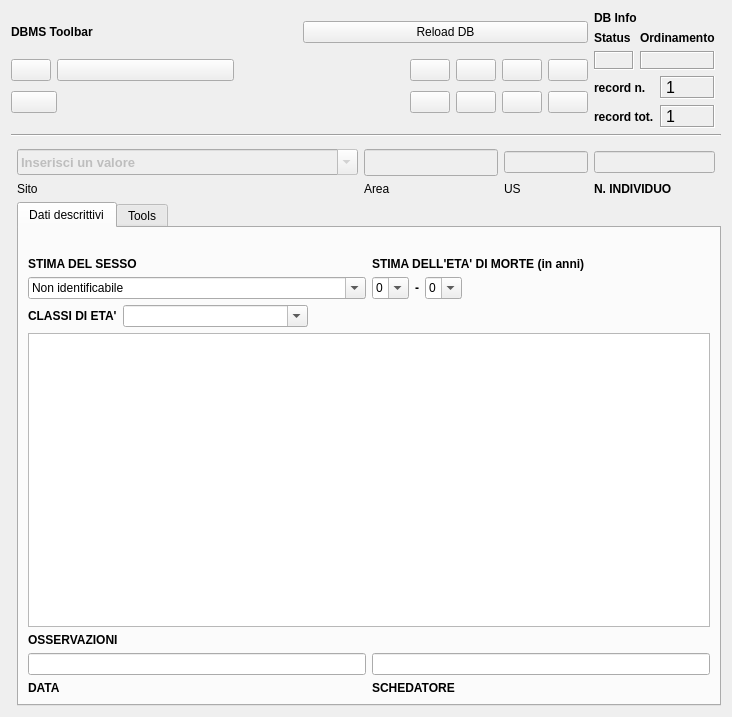
Qt form pyarchinit_dev20130710/modules/gui/pyarchinit_schedaind_ui.ui (pyarchinit/pyarchinit_218) before a commit.
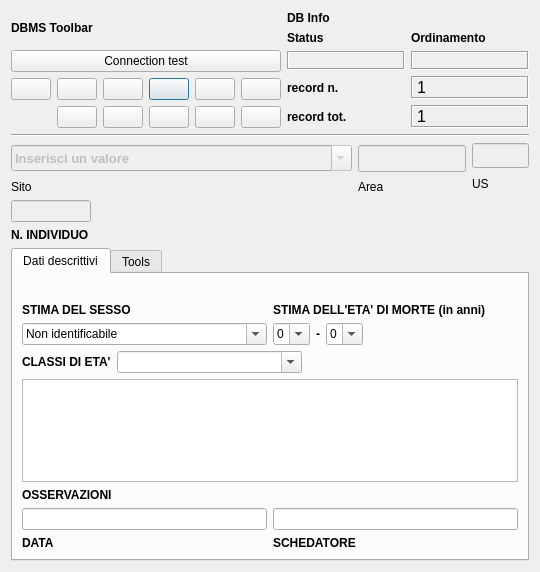
The same form after that commit. Icons and pictures are not drawn.

Commit message:
modificata la sezione pulsanti della toolbar
modificata la sezione pulsanti della toolbar per tutte le gui

What changed in the file:
```diff
--- a/pyarchinit_dev20130710/modules/gui/pyarchinit_schedaind_ui.ui
+++ b/pyarchinit_dev20130710/modules/gui/pyarchinit_schedaind_ui.ui
@@ -6,8 +6,8 @@
    <rect>
     <x>0</x>
     <y>0</y>
-    <width>732</width>
-    <height>717</height>
+    <width>540</width>
+    <height>572</height>
    </rect>
   </property>
   <property name="minimumSize">
@@ -24,74 +24,22 @@
     <normaloff>:/images/iconPAI.png</normaloff>:/images/iconPAI.png</iconset>
   </property>
   <layout class="QGridLayout" name="gridLayout_6">
-   <item row="4" column="4">
-    <widget class="Line" name="line_6">
-     <property name="orientation">
-      <enum>Qt::Vertical</enum>
-     </property>
-    </widget>
-   </item>
-   <item row="1" column="0" rowspan="3" colspan="6">
-    <widget class="Line" name="line_8">
+   <item row="0" column="0" colspan="3">
+    <layout class="QGridLayout" name="gridLayout_2">
+     <item row="0" column="0">
+      <widget class="QLabel" name="label_29">
      <property name="font">
       <font>
        <weight>75</weight>
        <bold>true</bold>
       </font>
      </property>
-     <property name="orientation">
-      <enum>Qt::Horizontal</enum>
-     </property>
-    </widget>
-   </item>
-   <item row="6" column="1">
-    <widget class="QLabel" name="label">
      <property name="text">
-      <string>Sito </string>
+        <string>DBMS Toolbar</string>
      </property>
     </widget>
    </item>
-   <item row="5" column="2">
-    <widget class="QLineEdit" name="lineEdit_area">
-     <property name="enabled">
-      <bool>false</bool>
-     </property>
-     <property name="minimumSize">
-      <size>
-       <width>61</width>
-       <height>21</height>
-      </size>
-     </property>
-     <property name="font">
-      <font>
-       <pointsize>12</pointsize>
-       <weight>75</weight>
-       <bold>true</bold>
-      </font>
-     </property>
-    </widget>
-   </item>
-   <item row="5" column="4">
-    <widget class="QLineEdit" name="lineEdit_individuo">
-     <property name="enabled">
-      <bool>false</bool>
-     </property>
-    </widget>
-   </item>
-   <item row="6" column="4">
-    <widget class="QLabel" name="label_19">
-     <property name="font">
-      <font>
-       <weight>75</weight>
-       <bold>true</bold>
-      </font>
-     </property>
-     <property name="text">
-      <string>N. INDIVIDUO</string>
-     </property>
-    </widget>
-   </item>
-   <item row="0" column="4">
+     <item row="0" column="1" rowspan="3">
     <layout class="QGridLayout" name="gridLayout_5">
      <item row="0" column="0">
       <widget class="QLabel" name="label_42">
@@ -319,7 +267,237 @@
      </item>
     </layout>
    </item>
-   <item row="5" column="1">
+     <item row="2" column="0">
+      <layout class="QGridLayout" name="gridLayout">
+       <item row="0" column="5">
+        <widget class="QPushButton" name="pushButton_last_rec">
+         <property name="toolTip">
+          <string>Last rec</string>
+         </property>
+         <property name="text">
+          <string/>
+         </property>
+         <property name="icon">
+          <iconset resource="resources.qrc">
+           <normaloff>:/images/7_rightArrows.png</normaloff>:/images/7_rightArrows.png</iconset>
+         </property>
+        </widget>
+       </item>
+       <item row="0" column="6">
+        <widget class="QPushButton" name="pushButton_new_rec">
+         <property name="font">
+          <font>
+           <pointsize>9</pointsize>
+          </font>
+         </property>
+         <property name="toolTip">
+          <string>New record</string>
+         </property>
+         <property name="text">
+          <string/>
+         </property>
+         <property name="icon">
+          <iconset resource="resources.qrc">
+           <normaloff>:/images/newrec.png</normaloff>:/images/newrec.png</iconset>
+         </property>
+        </widget>
+       </item>
+       <item row="0" column="7">
+        <widget class="QPushButton" name="pushButton_save">
+         <property name="font">
+          <font>
+           <pointsize>9</pointsize>
+          </font>
+         </property>
+         <property name="toolTip">
+          <string>Save</string>
+         </property>
+         <property name="text">
+          <string/>
+         </property>
+         <property name="icon">
+          <iconset resource="resources.qrc">
+           <normaloff>:/images/b_save.png</normaloff>:/images/b_save.png</iconset>
+         </property>
+         <property name="autoDefault">
+          <bool>false</bool>
+         </property>
+        </widget>
+       </item>
+       <item row="1" column="4">
+        <widget class="QPushButton" name="pushButton_new_search">
+         <property name="font">
+          <font>
+           <pointsize>9</pointsize>
+          </font>
+         </property>
+         <property name="toolTip">
+          <string>new search</string>
+         </property>
+         <property name="text">
+          <string/>
+         </property>
+         <property name="icon">
+          <iconset resource="resources.qrc">
+           <normaloff>:/images/new_search.png</normaloff>:/images/new_search.png</iconset>
+         </property>
+        </widget>
+       </item>
+       <item row="1" column="5">
+        <widget class="QPushButton" name="pushButton_search_go">
+         <property name="font">
+          <font>
+           <pointsize>9</pointsize>
+          </font>
+         </property>
+         <property name="toolTip">
+          <string>search !!!</string>
+         </property>
+         <property name="text">
+          <string/>
+         </property>
+         <property name="icon">
+          <iconset resource="resources.qrc">
+           <normaloff>:/images/search.png</normaloff>:/images/search.png</iconset>
+         </property>
+        </widget>
+       </item>
+       <item row="1" column="6">
+        <widget class="QPushButton" name="pushButton_sort">
+         <property name="font">
+          <font>
+           <pointsize>9</pointsize>
+          </font>
+         </property>
+         <property name="toolTip">
+          <string>Order by</string>
+         </property>
+         <property name="text">
+          <string/>
+         </property>
+         <property name="icon">
+          <iconset resource="resources.qrc">
+           <normaloff>:/images/sort.png</normaloff>:/images/sort.png</iconset>
+         </property>
+        </widget>
+       </item>
+       <item row="1" column="7">
+        <widget class="QPushButton" name="pushButton_view_all">
+         <property name="font">
+          <font>
+           <pointsize>9</pointsize>
+          </font>
+         </property>
+         <property name="toolTip">
+          <string>View alls records</string>
+         </property>
+         <property name="text">
+          <string/>
+         </property>
+         <property name="icon">
+          <iconset resource="resources.qrc">
+           <normaloff>:/images/view_all.png</normaloff>:/images/view_all.png</iconset>
+         </property>
+        </widget>
+       </item>
+       <item row="0" column="4">
+        <widget class="QPushButton" name="pushButton_next_rec">
+         <property name="toolTip">
+          <string>Next rec</string>
+         </property>
+         <property name="text">
+          <string/>
+         </property>
+         <property name="icon">
+          <iconset resource="resources.qrc">
+           <normaloff>:/images/6_rightArrow.png</normaloff>:/images/6_rightArrow.png</iconset>
+         </property>
+        </widget>
+       </item>
+       <item row="0" column="3">
+        <widget class="QPushButton" name="pushButton_prev_rec">
+         <property name="maximumSize">
+          <size>
+           <width>75</width>
+           <height>16777215</height>
+          </size>
+         </property>
+         <property name="toolTip">
+          <string>Prev rec</string>
+         </property>
+         <property name="text">
+          <string/>
+         </property>
+         <property name="icon">
+          <iconset resource="resources.qrc">
+           <normaloff>:/images/4_leftArrow.png</normaloff>:/images/4_leftArrow.png</iconset>
+         </property>
+        </widget>
+       </item>
+       <item row="0" column="2">
+        <widget class="QPushButton" name="pushButton_first_rec">
+         <property name="toolTip">
+          <string>First rec</string>
+         </property>
+         <property name="text">
+          <string/>
+         </property>
+         <property name="icon">
+          <iconset resource="resources.qrc">
+           <normaloff>:/images/5_leftArrows.png</normaloff>:/images/5_leftArrows.png</iconset>
+         </property>
+        </widget>
+       </item>
+       <item row="1" column="3">
+        <widget class="QPushButton" name="pushButton_delete">
+         <property name="maximumSize">
+          <size>
+           <width>75</width>
+           <height>16777215</height>
+          </size>
+         </property>
+         <property name="font">
+          <font>
+           <pointsize>9</pointsize>
+          </font>
+         </property>
+         <property name="toolTip">
+          <string>Delete record</string>
+         </property>
+         <property name="text">
+          <string/>
+         </property>
+         <property name="icon">
+          <iconset resource="resources.qrc">
+           <normaloff>:/images/delete.png</normaloff>:/images/delete.png</iconset>
+         </property>
+        </widget>
+       </item>
+      </layout>
+     </item>
+     <item row="1" column="0">
+      <widget class="QPushButton" name="pushButton_connect">
+       <property name="text">
+        <string>Connection test</string>
+       </property>
+      </widget>
+     </item>
+    </layout>
+   </item>
+   <item row="1" column="0" colspan="3">
+    <widget class="Line" name="line_8">
+     <property name="font">
+      <font>
+       <weight>75</weight>
+       <bold>true</bold>
+      </font>
+     </property>
+     <property name="orientation">
+      <enum>Qt::Horizontal</enum>
+     </property>
+    </widget>
+   </item>
+   <item row="2" column="0" rowspan="2">
     <widget class="QComboBox" name="comboBox_sito">
      <property name="enabled">
       <bool>false</bool>
@@ -356,28 +534,41 @@
      </item>
     </widget>
    </item>
-   <item row="5" column="3">
-    <widget class="QLineEdit" name="lineEdit_us">
-     <property name="enabled">
-      <bool>false</bool>
-     </property>
-    </widget>
-   </item>
-   <item row="6" column="3">
+   <item row="3" column="2" rowspan="2">
     <widget class="QLabel" name="label_3">
      <property name="text">
       <string>US</string>
      </property>
     </widget>
    </item>
-   <item row="6" column="2">
+   <item row="4" column="0">
+    <widget class="QLabel" name="label">
+     <property name="text">
+      <string>Sito </string>
+     </property>
+    </widget>
+   </item>
+   <item row="4" column="1">
     <widget class="QLabel" name="label_2">
      <property name="text">
       <string>Area</string>
      </property>
     </widget>
    </item>
-   <item row="7" column="1" colspan="5">
+   <item row="6" column="0">
+    <widget class="QLabel" name="label_19">
+     <property name="font">
+      <font>
+       <weight>75</weight>
+       <bold>true</bold>
+      </font>
+     </property>
+     <property name="text">
+      <string>N. INDIVIDUO</string>
+     </property>
+    </widget>
+   </item>
+   <item row="7" column="0" colspan="3">
     <widget class="QTabWidget" name="tabWidget">
      <property name="enabled">
       <bool>true</bool>
@@ -980,251 +1171,51 @@
      </widget>
     </widget>
    </item>
-   <item row="0" column="0" colspan="4">
-    <layout class="QGridLayout" name="gridLayout_2">
-     <item row="0" column="1">
-      <widget class="QPushButton" name="pushButton_connect">
-       <property name="text">
-        <string>Reload DB</string>
-       </property>
-      </widget>
-     </item>
-     <item row="1" column="0" colspan="2">
-      <layout class="QGridLayout" name="gridLayout">
-       <item row="0" column="0">
-        <widget class="QPushButton" name="pushButton_first_rec">
-         <property name="toolTip">
-          <string>First rec</string>
-         </property>
-         <property name="text">
-          <string/>
-         </property>
-         <property name="icon">
-          <iconset resource="resources.qrc">
-           <normaloff>:/images/5_leftArrows.png</normaloff>:/images/5_leftArrows.png</iconset>
-         </property>
-        </widget>
-       </item>
-       <item row="0" column="1" colspan="2">
-        <widget class="QPushButton" name="pushButton_prev_rec">
-         <property name="toolTip">
-          <string>Prev rec</string>
-         </property>
-         <property name="text">
-          <string/>
-         </property>
-         <property name="icon">
-          <iconset resource="resources.qrc">
-           <normaloff>:/images/4_leftArrow.png</normaloff>:/images/4_leftArrow.png</iconset>
-         </property>
-        </widget>
-       </item>
-       <item row="0" column="4">
-        <widget class="QPushButton" name="pushButton_next_rec">
-         <property name="toolTip">
-          <string>Next rec</string>
-         </property>
-         <property name="text">
-          <string/>
-         </property>
-         <property name="icon">
-          <iconset resource="resources.qrc">
-           <normaloff>:/images/6_rightArrow.png</normaloff>:/images/6_rightArrow.png</iconset>
-         </property>
-        </widget>
-       </item>
-       <item row="0" column="5">
-        <widget class="QPushButton" name="pushButton_last_rec">
-         <property name="toolTip">
-          <string>Last rec</string>
-         </property>
-         <property name="text">
-          <string/>
-         </property>
-         <property name="icon">
-          <iconset resource="resources.qrc">
-           <normaloff>:/images/7_rightArrows.png</normaloff>:/images/7_rightArrows.png</iconset>
-         </property>
-        </widget>
-       </item>
-       <item row="0" column="6">
-        <widget class="QPushButton" name="pushButton_new_rec">
-         <property name="font">
-          <font>
-           <pointsize>9</pointsize>
-          </font>
-         </property>
-         <property name="toolTip">
-          <string>New record</string>
-         </property>
-         <property name="text">
-          <string/>
-         </property>
-         <property name="icon">
-          <iconset resource="resources.qrc">
-           <normaloff>:/images/newrec.png</normaloff>:/images/newrec.png</iconset>
-         </property>
-        </widget>
-       </item>
-       <item row="0" column="7">
-        <widget class="QPushButton" name="pushButton_save">
-         <property name="font">
-          <font>
-           <pointsize>9</pointsize>
-          </font>
-         </property>
-         <property name="toolTip">
-          <string>Save</string>
-         </property>
-         <property name="text">
-          <string/>
-         </property>
-         <property name="icon">
-          <iconset resource="resources.qrc">
-           <normaloff>:/images/b_save.png</normaloff>:/images/b_save.png</iconset>
-         </property>
-         <property name="autoDefault">
+   <item row="2" column="1" rowspan="2">
+    <widget class="QLineEdit" name="lineEdit_area">
+     <property name="enabled">
           <bool>false</bool>
          </property>
-        </widget>
-       </item>
-       <item row="1" column="0" colspan="2">
-        <widget class="QPushButton" name="pushButton_delete">
-         <property name="font">
-          <font>
-           <pointsize>9</pointsize>
-          </font>
-         </property>
-         <property name="toolTip">
-          <string>Delete record</string>
-         </property>
-         <property name="text">
-          <string/>
-         </property>
-         <property name="icon">
-          <iconset resource="resources.qrc">
-           <normaloff>:/images/delete.png</normaloff>:/images/delete.png</iconset>
-         </property>
-        </widget>
-       </item>
-       <item row="1" column="2">
-        <spacer name="horizontalSpacer">
-         <property name="orientation">
-          <enum>Qt::Horizontal</enum>
-         </property>
-         <property name="sizeHint" stdset="0">
+     <property name="minimumSize">
           <size>
-           <width>70</width>
-           <height>30</height>
-          </size>
-         </property>
-        </spacer>
-       </item>
-       <item row="1" column="4">
-        <widget class="QPushButton" name="pushButton_new_search">
+       <width>61</width>
+       <height>21</height>
+      </size>
+     </property>
          <property name="font">
           <font>
-           <pointsize>9</pointsize>
-          </font>
-         </property>
-         <property name="toolTip">
-          <string>new search</string>
-         </property>
-         <property name="text">
-          <string/>
-         </property>
-         <property name="icon">
-          <iconset resource="resources.qrc">
-           <normaloff>:/images/new_search.png</normaloff>:/images/new_search.png</iconset>
-         </property>
-        </widget>
-       </item>
-       <item row="1" column="5">
-        <widget class="QPushButton" name="pushButton_search_go">
-         <property name="font">
-          <font>
-           <pointsize>9</pointsize>
-          </font>
-         </property>
-         <property name="toolTip">
-          <string>search !!!</string>
-         </property>
-         <property name="text">
-          <string/>
-         </property>
-         <property name="icon">
-          <iconset resource="resources.qrc">
-           <normaloff>:/images/search.png</normaloff>:/images/search.png</iconset>
-         </property>
-        </widget>
-       </item>
-       <item row="1" column="6">
-        <widget class="QPushButton" name="pushButton_sort">
-         <property name="font">
-          <font>
-           <pointsize>9</pointsize>
-          </font>
-         </property>
-         <property name="toolTip">
-          <string>Order by</string>
-         </property>
-         <property name="text">
-          <string/>
-         </property>
-         <property name="icon">
-          <iconset resource="resources.qrc">
-           <normaloff>:/images/sort.png</normaloff>:/images/sort.png</iconset>
-         </property>
-        </widget>
-       </item>
-       <item row="1" column="7">
-        <widget class="QPushButton" name="pushButton_view_all">
-         <property name="font">
-          <font>
-           <pointsize>9</pointsize>
-          </font>
-         </property>
-         <property name="toolTip">
-          <string>View alls records</string>
-         </property>
-         <property name="text">
-          <string/>
-         </property>
-         <property name="icon">
-          <iconset resource="resources.qrc">
-           <normaloff>:/images/view_all.png</normaloff>:/images/view_all.png</iconset>
-         </property>
-        </widget>
-       </item>
-       <item row="0" column="3">
-        <spacer name="horizontalSpacer_2">
-         <property name="orientation">
-          <enum>Qt::Horizontal</enum>
-         </property>
-         <property name="sizeHint" stdset="0">
-          <size>
-           <width>60</width>
-           <height>20</height>
-          </size>
-         </property>
-        </spacer>
-       </item>
-      </layout>
-     </item>
-     <item row="0" column="0">
-      <widget class="QLabel" name="label_29">
-       <property name="font">
-        <font>
+       <pointsize>12</pointsize>
          <weight>75</weight>
          <bold>true</bold>
         </font>
        </property>
-       <property name="text">
-        <string>DBMS Toolbar</string>
-       </property>
-      </widget>
-     </item>
-    </layout>
+    </widget>
+   </item>
+   <item row="5" column="0">
+    <widget class="QLineEdit" name="lineEdit_individuo">
+     <property name="enabled">
+      <bool>false</bool>
+     </property>
+     <property name="maximumSize">
+      <size>
+       <width>80</width>
+       <height>16777215</height>
+      </size>
+     </property>
+    </widget>
+   </item>
+   <item row="2" column="2">
+    <widget class="QLineEdit" name="lineEdit_us">
+     <property name="enabled">
+      <bool>false</bool>
+     </property>
+     <property name="minimumSize">
+      <size>
+       <width>0</width>
+       <height>25</height>
+      </size>
+     </property>
+    </widget>
    </item>
   </layout>
  </widget>
```
Lines whose indentation alone changed are shown as unchanged. The commit also changes 28 other files.
